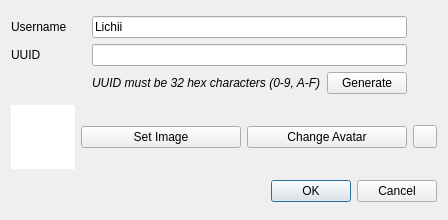
Qt form src/yuzu/configuration/system/new_user_dialog.ui (Darkfiredoom/PhoenixEmu) before a commit.
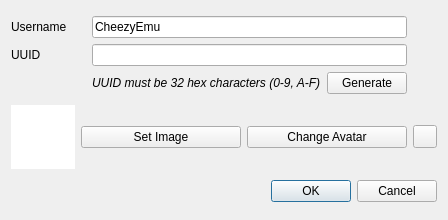
The same form after that commit.

Commit message: Rename the emulator to CheezyEmu, with its own icon

```diff
--- a/src/yuzu/configuration/system/new_user_dialog.ui
+++ b/src/yuzu/configuration/system/new_user_dialog.ui
@@ -57,7 +57,7 @@
      <item row="0" column="1" colspan="2">
       <widget class="QLineEdit" name="username">
        <property name="text">
-        <string>Lichii</string>
+        <string>CheezyEmu</string>
        </property>
       </widget>
      </item>
```
The commit also changes 97 other files.
